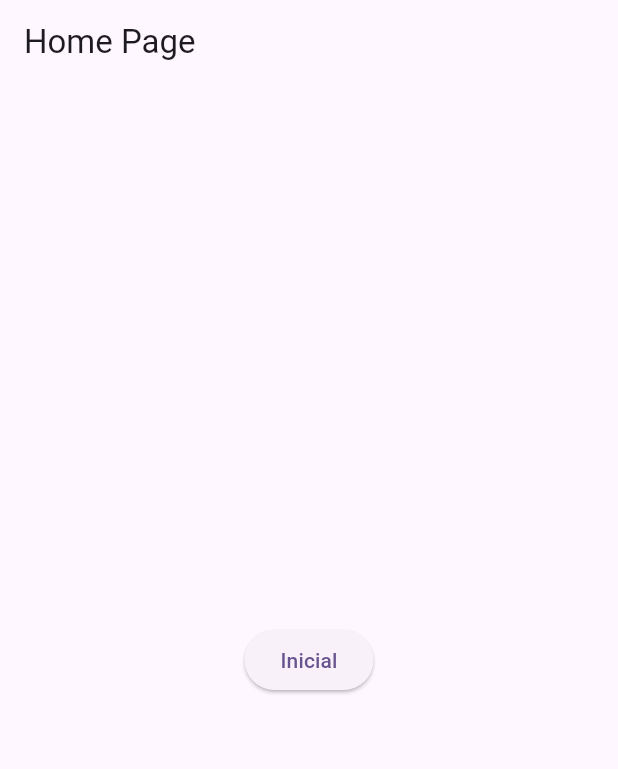
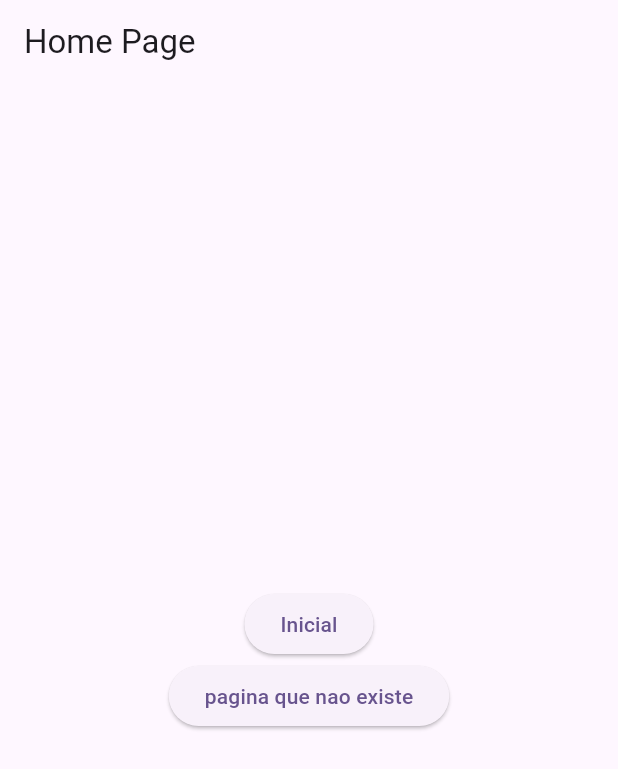
Before and after one commit to enzozami/flutter-getx-named-routes-study, a Flutter app: the screen it shows after launch, on a phone screen of 412 x 824 dp. Shown: the top 769 px of the screen. Run offline on Flutter 3.47's test engine with Material 3 defaults, Android fonts, the phone set to English and light mode, and no system bars; our stand-ins replace get.

Commit message:
chore: configurado para quando a pagina nao existir, dar o erro certo, ou melhor, ir para pagina nao encontrada entre aspas

```diff
--- a/lib/main.dart
+++ b/lib/main.dart
@@ -2,6 +2,7 @@ import 'package:flutter/material.dart';
 import 'package:get/get_navigation/get_navigation.dart';
 import 'package:get_named_route/pages/home_page.dart';
 import 'package:get_named_route/pages/inicial/inicial_page1.dart';
+import 'package:get_named_route/pages/rota_nao_encontrada/rota_nao_encontrada_page.dart';
 
 void main() {
   runApp(const MyApp());
@@ -16,8 +17,10 @@ class MyApp extends StatelessWidget {
       theme: ThemeData(
         colorScheme: ColorScheme.fromSeed(seedColor: Colors.deepPurple),
       ),
+      unknownRoute: GetPage(name: '/404', page: () => RotaNaoEncontradaPage()),
+      initialRoute: '/home',
       getPages: [
-        GetPage(name: '/', page: () => HomePage()),
+        GetPage(name: '/home', page: () => HomePage()),
         GetPage(name: '/inicial/page1', page: () => InicialPage1()),
       ],
     );
--- a/lib/pages/home_page.dart
+++ b/lib/pages/home_page.dart
@@ -21,6 +21,12 @@ class HomePage extends StatelessWidget {
               },
               child: Text('Inicial'),
             ),
+            ElevatedButton(
+              onPressed: () {
+                Get.toNamed('/paginaquenaoexiste');
+              },
+              child: Text('pagina que nao existe'),
+            ),
           ],
         ),
       ),
```
Also changed, not shown: lib/pages/rota_nao_encontrada/rota_nao_encontrada_page.dart (added, +15 -0 lines).
